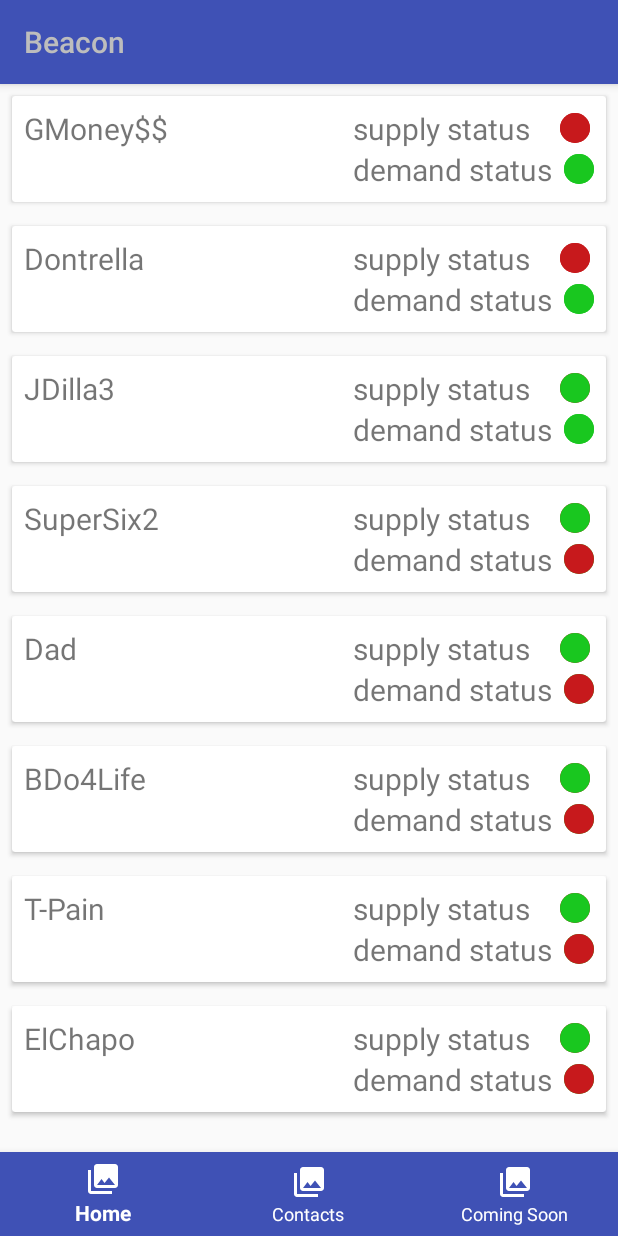
After one commit to gkontos89/Beacon, an Android app: the ContactsActivity screen opened directly, with no data from a screen before it, on a phone screen of 412 x 824 dp. The commit adds this screen. Run offline under Robolectric (Android 15) with nearby library versions, the phone set to English and light mode, and no system bars.

Commit message:
basic demo on virtual machine is done

```diff
--- /dev/null
+++ b/app/src/main/java/com/marshmallow/beacon/ContactsActivity.java
@@ -0,0 +1,47 @@
+package com.marshmallow.beacon;
+
+import android.os.Bundle;
+import android.support.v7.widget.LinearLayoutManager;
+import android.support.v7.widget.RecyclerView;
+
+import java.util.List;
+import java.util.Vector;
+
+/**
+ * Created by George on 7/13/2018.
+ */
+public class ContactsActivity extends BaseActivity {
+
+    // GUI handles
+    private RecyclerView contactsRecyclerView;
+    private RecyclerView.LayoutManager contactsLayoutManager;
+    private ContactsAdapter contactsAdapter;
+    private List<String> contacts;
+
+    @Override
+    protected void onCreate(Bundle savedInstanceState) {
+        setContentView(R.layout.activity_contacts);
+        super.onCreate(savedInstanceState);
+
+
+        // Create dummy users
+        contacts = new Vector<>();
+        contacts.add("GMoney$$");
+        contacts.add("Dontrella");
+        contacts.add("JDilla3");
+        contacts.add("SuperSix2");
+        contacts.add("Dad");
+        contacts.add("BDo4Life");
+        contacts.add("T-Pain");
+        contacts.add("ElChapo");
+
+
+
+        // GUI handle instantiation
+        contactsRecyclerView = findViewById(R.id.contacts_recycler_view);
+        contactsLayoutManager = new LinearLayoutManager(this);
+        contactsRecyclerView.setLayoutManager(contactsLayoutManager);
+        contactsAdapter = new ContactsAdapter(this, contacts);
+        contactsRecyclerView.setAdapter(contactsAdapter);
+    }
+}
--- /dev/null
+++ b/app/src/main/java/com/marshmallow/beacon/ContactsAdapter.java
@@ -0,0 +1,68 @@
+package com.marshmallow.beacon;
+
+import android.content.Context;
+import android.support.annotation.NonNull;
+import android.support.v7.widget.RecyclerView;
+import android.view.LayoutInflater;
+import android.view.View;
+import android.view.ViewGroup;
+import android.widget.ImageView;
+import android.widget.TextView;
+
+import org.w3c.dom.Text;
+
+import java.util.List;
+
+/**
+ * Created by George on 7/13/2018.
+ */
+public class ContactsAdapter extends RecyclerView.Adapter<ContactsAdapter.ContactHolder>  {
+
+    private Context context;
+    private List<String> contacts;
+
+    public ContactsAdapter(Context context, List<String> contacts) {
+        this.context = context;
+        this.contacts = contacts;
+    }
+
+    @NonNull
+    @Override
+    public ContactHolder onCreateViewHolder(@NonNull ViewGroup parent, int viewType) {
+        View v = LayoutInflater.from(parent.getContext()).inflate(R.layout.contact_basic, parent, false);
+        return new ContactHolder(v);
+    }
+
+    @Override
+    public void onBindViewHolder(@NonNull final ContactHolder holder, final int position) {
+        String contact = contacts.get(position);
+        holder.contactNameText.setText(contact);
+
+        if (contact.equals("GMoney$$") || contact.equals("Dontrella")) {
+            holder.supplyStatus.setImageResource(R.drawable.beacon_off_mini);
+            holder.demandStatus.setImageResource(R.drawable.beacon_on_mini);
+        } else if (contact.equals("JDilla3")) {
+            holder.supplyStatus.setImageResource(R.drawable.beacon_on_mini);
+            holder.demandStatus.setImageResource(R.drawable.beacon_on_mini);
+        } else {
+            holder.supplyStatus.setImageResource(R.drawable.beacon_on_mini);
+            holder.demandStatus.setImageResource(R.drawable.beacon_off_mini);
+        }
+    }
+
+    @Override
+    public int getItemCount() { return contacts.size(); }
+
+    public class ContactHolder extends RecyclerView.ViewHolder {
+        public TextView contactNameText;
+        public ImageView supplyStatus;
+        public ImageView demandStatus;
+
+        public ContactHolder(View v) {
+            super(v);
+            contactNameText = v.findViewById(R.id.contact_name);
+            supplyStatus = v.findViewById(R.id.supply_status);
+            demandStatus = v.findViewById(R.id.demand_status);
+        }
+    }
+}
--- /dev/null
+++ b/app/src/main/res/layout/activity_contacts.xml
@@ -0,0 +1,27 @@
+<?xml version="1.0" encoding="utf-8"?>
+<RelativeLayout
+    xmlns:android="http://schemas.android.com/apk/res/android"
+    xmlns:app="http://schemas.android.com/apk/res-auto"
+    android:layout_width="match_parent"
+    android:layout_height="match_parent">
+
+    <android.support.v7.widget.RecyclerView
+        android:id="@+id/contacts_recycler_view"
+        android:layout_width="match_parent"
+        android:layout_height="wrap_content"
+        android:layout_above="@+id/bottom_navigation"
+        android:layout_alignParentTop="true">
+
+    </android.support.v7.widget.RecyclerView>
+
+    <android.support.design.widget.BottomNavigationView
+        android:id="@+id/bottom_navigation"
+        android:layout_width="match_parent"
+        android:layout_height="wrap_content"
+        android:layout_alignParentBottom="true"
+        app:menu="@menu/bottom_nav_menu"
+        app:itemBackground="@color/colorPrimary"
+        app:itemIconTint="@android:color/white"
+        app:itemTextColor="@android:color/white" />
+
+</RelativeLayout>
--- a/app/src/main/res/layout/contact_basic.xml
+++ b/app/src/main/res/layout/contact_basic.xml
@@ -20,49 +20,63 @@
             android:gravity="start"
             android:text="hello"/>
 
-        <GridLayout
+        <RelativeLayout
             android:layout_width="wrap_content"
             android:layout_height="wrap_content"
             android:layout_toEndOf="@id/contact_name"
             android:layout_alignParentEnd="true"
-            android:columnCount="2"
-            android:rowCount="2">
+            android:gravity="end">
+
+            <RelativeLayout
+                android:id="@+id/supply_relative_layout"
+                android:layout_width="wrap_content"
+                android:layout_height="wrap_content">
 
                 <TextView
                     android:id="@+id/supply_text"
                     android:layout_width="wrap_content"
                     android:layout_height="wrap_content"
+                    android:layout_marginEnd="20dp"
                     android:textSize="20sp"
-                android:gravity="start"
                     android:text="@string/supply_status_text"/>
 
                 <ImageView
                     android:id="@+id/supply_status"
                     android:layout_width="wrap_content"
                     android:layout_height="wrap_content"
-                android:layout_margin="8dp"
-                android:layout_gravity="end"
+                    android:layout_toEndOf="@id/supply_text"
+                    android:layout_centerInParent="true"
                     android:background="@drawable/beacon_off_mini"
                     android:contentDescription="@string/supply_status_text"/>
+
+            </RelativeLayout>
+
+
+            <RelativeLayout
+                android:id="@+id/demand_relative_layout"
+                android:layout_width="wrap_content"
+                android:layout_height="wrap_content"
+                android:layout_below="@id/supply_relative_layout">
 
                 <TextView
                     android:id="@+id/demand_text"
                     android:layout_width="wrap_content"
                     android:layout_height="wrap_content"
+                    android:layout_marginEnd="8dp"
                     android:textSize="20sp"
-                android:layout_gravity="end"
                     android:text="@string/demand_status_text"/>
 
                 <ImageView
                     android:id="@+id/demand_status"
                     android:layout_width="wrap_content"
                     android:layout_height="wrap_content"
-                android:layout_margin="8dp"
-                android:layout_gravity="end"
+                    android:layout_toEndOf="@id/demand_text"
+                    android:layout_centerInParent="true"
                     android:background="@drawable/beacon_on_mini"
                     android:contentDescription="@string/demand_status_text"/>
+            </RelativeLayout>
 
-        </GridLayout>
+        </RelativeLayout>
 
     </RelativeLayout>
 
--- a/app/src/main/res/values/strings.xml
+++ b/app/src/main/res/values/strings.xml
@@ -13,4 +13,8 @@
     <string name="demand_off_string">Out of Demand</string>
     <string name="supply_status_text">supply status</string>
     <string name="demand_status_text">demand status</string>
+    <string name="supply_status_on_text">Contacts are being notified you have supply </string>
+    <string name="supply_status_off_text">Contacts are being notified you have no supply </string>
+    <string name="demand_status_on_text">Contacts are being notified you are in demand </string>
+    <string name="demand_status_off_text">Contacts are being notified you are not in demand </string>
 </resources>
```
Also changed, not shown: app/src/main/AndroidManifest.xml (+3 -4 lines), app/src/main/java/com/marshmallow/beacon/BaseActivity.java (+3 -7 lines), app/src/main/java/com/marshmallow/beacon/CustomersActivityMain.java (deleted, +0 -42 lines), app/src/main/java/com/marshmallow/beacon/HomeActivity.java (added, +58 -0 lines), app/src/main/java/com/marshmallow/beacon/SuppliersActivityMain.java (deleted, +0 -60 lines), app/src/main/res/layout/activity_home.xml (+4 -4 lines), app/src/main/res/layout/activity_suppliers_main.xml (deleted, +0 -118 lines). Lines whose indentation alone changed are shown as unchanged.
